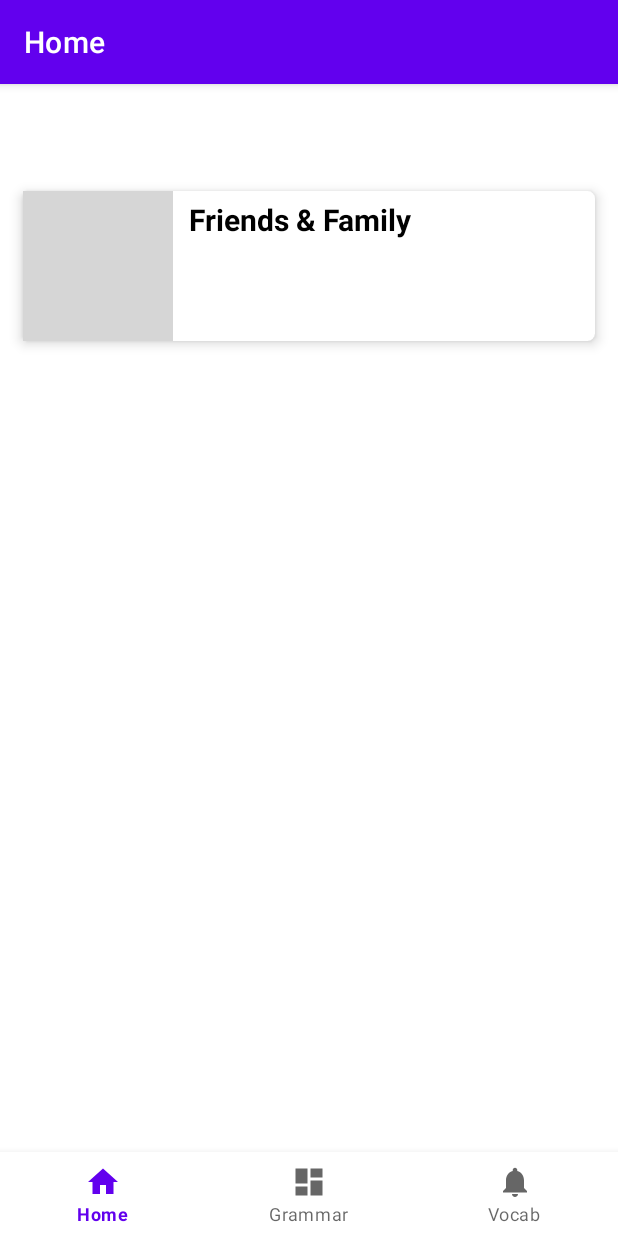
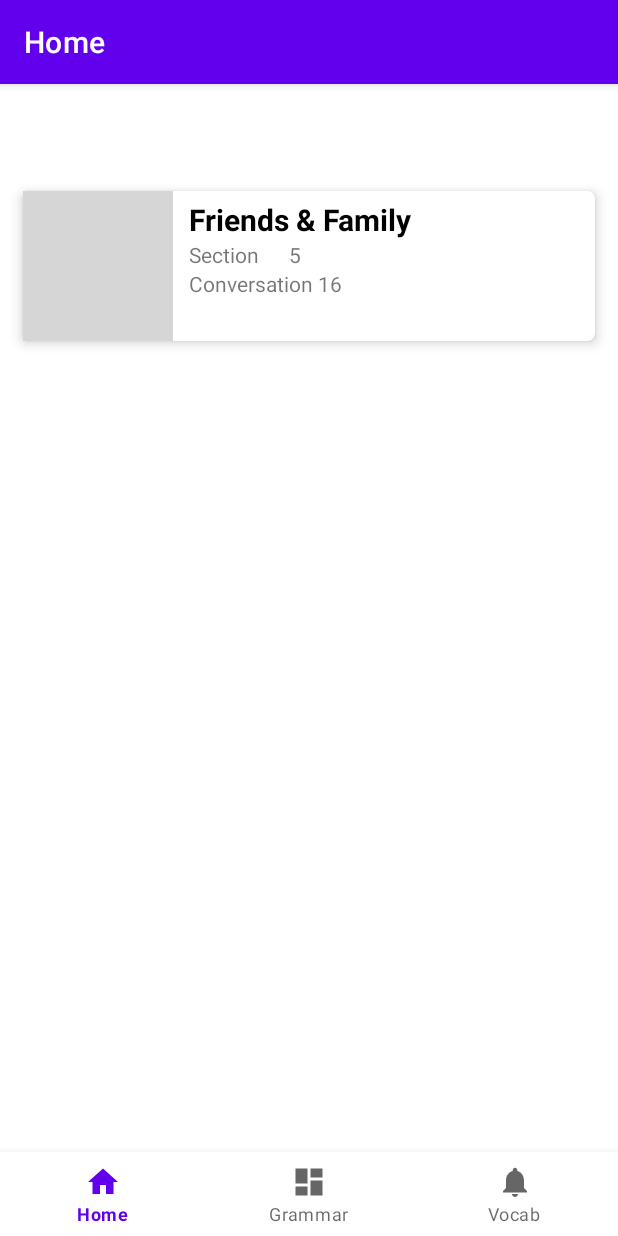
Before and after one commit to diehard04/EnglishSpeaking, an Android app: the screen it shows after launch (MainActivity), on a phone screen of 412 x 824 dp. Run offline under Robolectric (Android 15) with nearby library versions, the phone set to English and light mode, and no system bars; our stand-ins replace navigation-ui; pictures from the network do not load; grey boxes are pictures that could not be loaded.

Commit message:
constant

```diff
--- a/app/build.gradle
+++ b/app/build.gradle
@@ -15,6 +15,7 @@ android {
         versionCode 1
         versionName "1.0"
 
+        multiDexEnabled true
         testInstrumentationRunner "androidx.test.runner.AndroidJUnitRunner"
     }
 
--- a/app/src/main/java/com/diehard04/englishspeaking/data/model/ContentModel.kt
+++ b/app/src/main/java/com/diehard04/englishspeaking/data/model/ContentModel.kt
@@ -5,6 +5,7 @@ package com.diehard04.englishspeaking.data.model
  */
 data class ContentModel(
     val title: String,
-    val description: String,
+    val section: String,
+    val conversation:String,
     val icon: String
 )
--- a/app/src/main/java/com/diehard04/englishspeaking/view/home/HomeAdapter.kt
+++ b/app/src/main/java/com/diehard04/englishspeaking/view/home/HomeAdapter.kt
@@ -1,7 +1,6 @@
 package com.diehard04.englishspeaking.view.home
 
 import android.content.Context
-import android.util.Log
 import android.view.LayoutInflater
 import android.view.View
 import android.view.ViewGroup
@@ -25,13 +24,15 @@ class HomeAdapter(private val context: Context, private val contentList: ArrayLi
         fun bind(content: ContentModel) {
             itemView.apply {
                 tvTitle.text = content.title
-                tvDesc.text = content.description
+                tvSection.text = content.section
+                tvConversation.text = content.conversation
                 Glide.with(context).load(content.icon).into(icon)
             }
         }
         var tvTitle: TextView = itemView.findViewById(R.id.tvTitle)
-        var tvDesc: TextView = itemView.findViewById(R.id.tvDescription)
+        var tvSection: TextView = itemView.findViewById(R.id.tvSection)
         var icon: ImageView = itemView.findViewById(R.id.ivIcon)
+        var tvConversation:TextView = itemView.findViewById(R.id.tvConversation)
     }
 
     override fun onCreateViewHolder(parent: ViewGroup, viewType: Int): MyViewHolder =
--- a/app/src/main/java/com/diehard04/englishspeaking/viewmodel/HomeViewModel.kt
+++ b/app/src/main/java/com/diehard04/englishspeaking/viewmodel/HomeViewModel.kt
@@ -9,6 +9,7 @@ import com.diehard04.englishspeaking.R
 import com.diehard04.englishspeaking.data.model.Resource
 import com.diehard04.englishspeaking.data.model.ContentModel
 import com.diehard04.englishspeaking.data.repository.HomeRepository
+import com.diehard04.englishspeaking.utils.Constants
 import kotlinx.coroutines.Dispatchers
 import java.lang.Exception
 
@@ -32,7 +33,8 @@ class HomeViewModel(private val homeRepository: HomeRepository) : ViewModel() {
 
     private fun getMainInfo(context: Context): ArrayList<ContentModel> {
         val arrayList = ArrayList<ContentModel>()
-        arrayList.add(ContentModel(context.getString(R.string.t_friends_family), "", ""))
+        arrayList.add(ContentModel(Constants.FRIEND_FAMILY,  Constants.SECTION + "5",
+            Constants.CONVERSATION + 16, ""))
 
         return arrayList
     }
--- a/app/src/main/res/layout/adapter_home.xml
+++ b/app/src/main/res/layout/adapter_home.xml
@@ -38,7 +38,14 @@
                 android:textStyle="bold" />
 
             <TextView
-                android:id="@+id/tvDescription"
+                android:id="@+id/tvSection"
+                android:layout_width="wrap_content"
+                android:layout_height="wrap_content"
+                android:text="Desc"
+                android:textSize="@dimen/text_size_14" />
+
+            <TextView
+                android:id="@+id/tvConversation"
                 android:layout_width="wrap_content"
                 android:layout_height="wrap_content"
                 android:text="Desc"
```
Also changed, not shown: app/src/main/java/com/diehard04/englishspeaking/utils/Constants.kt (added, +24 -0 lines), app/src/main/res/values/strings.xml (+5 -2 lines).
